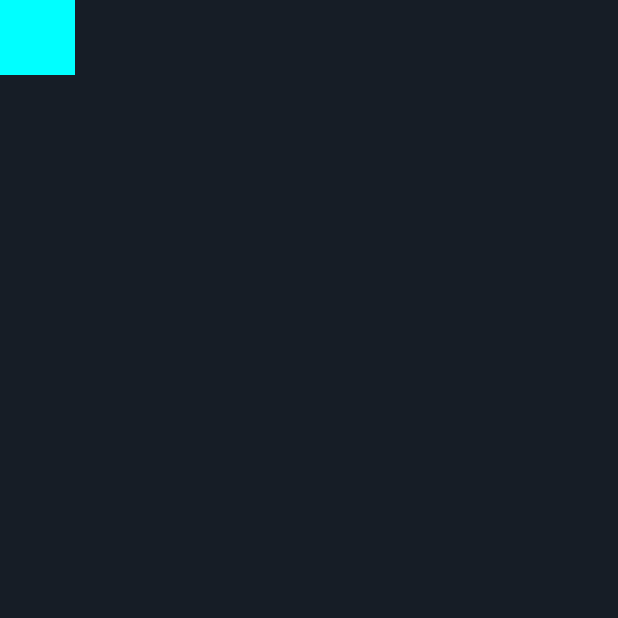
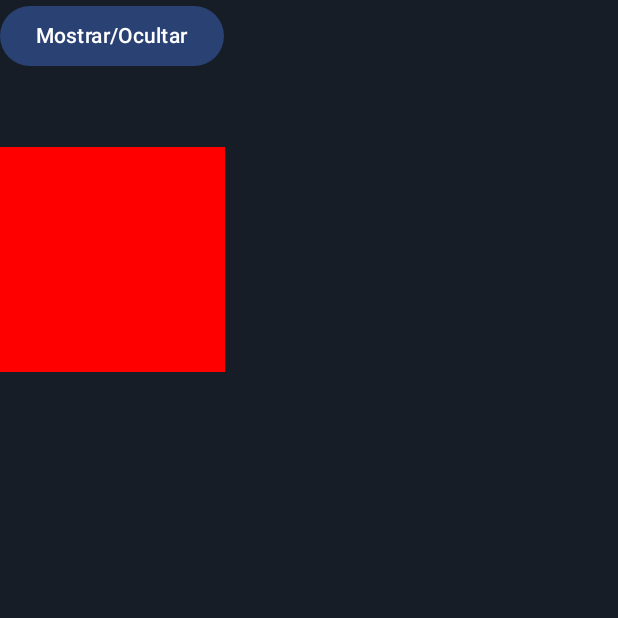
Before and after one commit to ArthurDioses/JetpackComposeInstagram, an Android app built with Jetpack Compose: the screen it shows after launch (MainActivity), on a phone screen of 412 x 824 dp, the top half of it. Run offline under Robolectric (Android 15) with nearby library versions, the phone set to English and light mode, and no system bars; our stand-ins replace Dagger/Hilt's generated code.

Commit message:
Impl() - Basic visibility animation

```diff
--- a/app/src/main/java/com/dioses/jetpackcomposeinstagram/AnimationExample.kt
+++ b/app/src/main/java/com/dioses/jetpackcomposeinstagram/AnimationExample.kt
@@ -1,6 +1,7 @@
 package com.dioses.jetpackcomposeinstagram
 
 import android.util.Log
+import androidx.compose.animation.AnimatedVisibility
 import androidx.compose.animation.animateColorAsState
 import androidx.compose.animation.core.animateDpAsState
 import androidx.compose.animation.core.tween
@@ -9,10 +10,14 @@ import androidx.compose.foundation.clickable
 import androidx.compose.foundation.layout.Box
 import androidx.compose.foundation.layout.Column
 import androidx.compose.foundation.layout.Spacer
+import androidx.compose.foundation.layout.fillMaxSize
 import androidx.compose.foundation.layout.size
+import androidx.compose.material3.Button
+import androidx.compose.material3.Text
 import androidx.compose.runtime.Composable
 import androidx.compose.runtime.getValue
 import androidx.compose.runtime.mutableStateOf
+import androidx.compose.runtime.remember
 import androidx.compose.runtime.saveable.rememberSaveable
 import androidx.compose.runtime.setValue
 import androidx.compose.ui.Modifier
@@ -70,3 +75,23 @@ fun SizeAnimation() {
 
     }
 }
+
+@Composable
+fun VisibilityAnimation() {
+    var isVisible by remember { mutableStateOf(true) }
+    Column(Modifier.fillMaxSize()) {
+        Button(onClick = { isVisible = !isVisible }) {
+            Text(text = "Mostrar/Ocultar")
+        }
+
+        Spacer(modifier = Modifier.size(50.dp))
+
+        AnimatedVisibility(visible = isVisible) {
+            Box(
+                modifier = Modifier
+                    .size(150.dp)
+                    .background(Color.Red)
+            )
+        }
+    }
+}
--- a/app/src/main/java/com/dioses/jetpackcomposeinstagram/MainActivity.kt
+++ b/app/src/main/java/com/dioses/jetpackcomposeinstagram/MainActivity.kt
@@ -32,7 +32,7 @@ class MainActivity : ComponentActivity() {
                         .fillMaxSize()
                         .background(color = Color(0xFF161D26))
                 ) {
-                    SizeAnimation()
+                    VisibilityAnimation()
                 }
             }
         }
```
